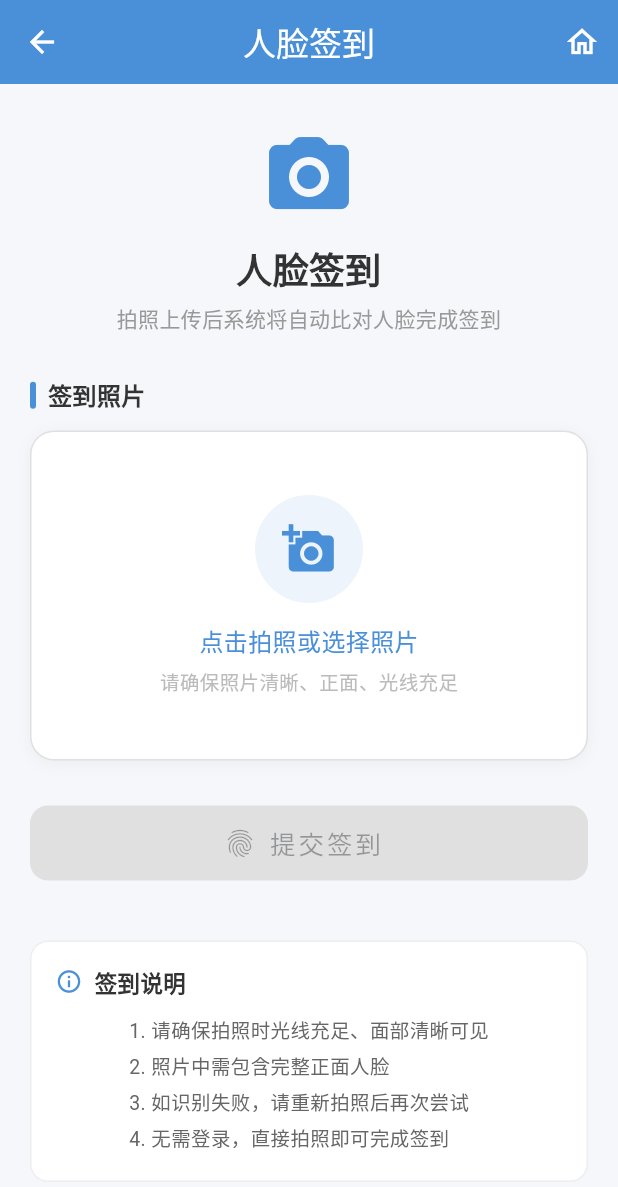
After one commit to ruccc/face-checkin-system, a Flutter app: the screen it shows after launch, after a tap on "无需登录，直接签到", on a phone screen of 412 x 824 dp. The commit adds this screen. Shown: the top 1187 px of the screen. Run offline on Flutter 3.47's test engine with Material 3 defaults, Android fonts, the phone set to English and light mode, and no system bars; our stand-ins replace image_picker, shared_preferences.

Commit message:
feat:新增签到功能并跑通后端

```diff
--- /dev/null
+++ b/frontend/lib/pages/checkin_page.dart
@@ -0,0 +1,544 @@
+import 'dart:typed_data';
+import 'package:flutter/material.dart';
+import 'package:image_picker/image_picker.dart';
+import '../services/api_service.dart';
+
+/// 签到页面 - 无需登录，拍照上传后后端自动比对人脸
+class CheckinPage extends StatefulWidget {
+  const CheckinPage({super.key});
+
+  @override
+  State<CheckinPage> createState() => _CheckinPageState();
+}
+
+class _CheckinPageState extends State<CheckinPage> {
+  final _apiService = ApiService();
+  final _picker = ImagePicker();
+
+  // 状态
+  XFile? _selectedPhoto;
+  Uint8List? _selectedPhotoBytes;
+  bool _isLoading = false;
+  String? _resultMessage;
+  bool? _isSuccess;
+
+  @override
+  void dispose() {
+    super.dispose();
+  }
+
+  /// 选择照片（拍照或从相册）
+  Future<void> _pickImage(ImageSource source) async {
+    try {
+      final XFile? picked = await _picker.pickImage(
+        source: source,
+        imageQuality: 85,
+        maxWidth: 1024,
+        maxHeight: 1024,
+      );
+      if (picked != null) {
+        final bytes = await picked.readAsBytes();
+        setState(() {
+          _selectedPhoto = picked;
+          _selectedPhotoBytes = bytes;
+          _resultMessage = null;
+          _isSuccess = null;
+        });
+      }
+    } catch (e) {
+      _showSnackBar('获取图片失败: $e', isError: true);
+    }
+  }
+
+  /// 显示选择照片方式的底部弹窗
+  void _showImagePickerSheet() {
+    showModalBottomSheet(
+      context: context,
+      shape: const RoundedRectangleBorder(
+        borderRadius: BorderRadius.vertical(top: Radius.circular(20)),
+      ),
+      builder: (ctx) => SafeArea(
+        child: Padding(
+          padding: const EdgeInsets.symmetric(vertical: 20),
+          child: Column(
+            mainAxisSize: MainAxisSize.min,
+            children: [
+              const Text(
+                '选择签到照片',
+                style: TextStyle(fontSize: 18, fontWeight: FontWeight.bold),
+              ),
+              const SizedBox(height: 8),
+              const Text(
+                '请拍摄或选择您的正脸照片进行签到',
+                style: TextStyle(fontSize: 13, color: Color(0xFF999999)),
+              ),
+              const SizedBox(height: 20),
+              ListTile(
+                leading: const Icon(Icons.camera_alt, color: Colors.blue),
+                title: const Text('拍照'),
+                subtitle: const Text('使用相机拍摄'),
+                onTap: () {
+                  Navigator.pop(ctx);
+                  _pickImage(ImageSource.camera);
+                },
+              ),
+              ListTile(
+                leading: const Icon(Icons.photo_library, color: Colors.green),
+                title: const Text('从相册选择'),
+                subtitle: const Text('选择已有照片'),
+                onTap: () {
+                  Navigator.pop(ctx);
+                  _pickImage(ImageSource.gallery);
+                },
+              ),
+            ],
+          ),
+        ),
+      ),
+    );
+  }
+
+  /// 提交签到
+  Future<void> _submitCheckin() async {
+    if (_selectedPhoto == null) {
+      _showSnackBar('请先拍照或选择照片', isError: true);
+      return;
+    }
+
+    setState(() {
+      _isLoading = true;
+      _resultMessage = null;
+      _isSuccess = null;
+    });
+
+    try {
+      final result = await _apiService.checkin(photo: _selectedPhoto!);
+
+      if (!mounted) return;
+
+      final message = result['message'] as String? ?? '签到完成';
+      final isSuccess = message.contains('successful') ||
+          message.contains('成功') ||
+          message.contains('Welcome');
+
+      setState(() {
+        _resultMessage = message;
+        _isSuccess = isSuccess;
+      });
+    } on ApiException catch (e) {
+      if (!mounted) return;
+      setState(() {
+        _resultMessage = e.message;
+        _isSuccess = false;
+      });
+    } catch (e) {
+      if (!mounted) return;
+      setState(() {
+        _resultMessage = '网络错误，请检查服务器连接';
+        _isSuccess = false;
+      });
+    } finally {
+      if (mounted) {
+        setState(() => _isLoading = false);
+      }
+    }
+  }
+
+  /// 显示提示信息
+  void _showSnackBar(String message, {required bool isError}) {
+    if (!mounted) return;
+    ScaffoldMessenger.of(context).showSnackBar(
+      SnackBar(
+        content: Text(message),
+        backgroundColor: isError ? Colors.red.shade600 : Colors.green.shade600,
+        behavior: SnackBarBehavior.floating,
+        shape: RoundedRectangleBorder(borderRadius: BorderRadius.circular(10)),
+        margin: const EdgeInsets.all(16),
+        duration: const Duration(seconds: 3),
+      ),
+    );
+  }
+
+  /// 重置，准备下一次签到
+  void _reset() {
+    setState(() {
+      _selectedPhoto = null;
+      _selectedPhotoBytes = null;
+      _resultMessage = null;
+      _isSuccess = null;
+    });
+  }
+
+  @override
+  Widget build(BuildContext context) {
+    return Scaffold(
+      backgroundColor: const Color(0xFFF5F7FA),
+      appBar: AppBar(
+        title: const Text('人脸签到'),
+        centerTitle: true,
+        elevation: 0,
+        backgroundColor: const Color(0xFF4A90D9),
+        foregroundColor: Colors.white,
+        actions: [
+          IconButton(
+            icon: const Icon(Icons.home_outlined),
+            tooltip: '返回首页',
+            onPressed: () => Navigator.pop(context),
+          ),
+        ],
+      ),
+      body: SingleChildScrollView(
+        padding: const EdgeInsets.all(20),
+        child: Column(
+          crossAxisAlignment: CrossAxisAlignment.stretch,
+          children: [
+            const SizedBox(height: 10),
+
+            // 图标
+            const Icon(
+              Icons.camera_alt_rounded,
+              size: 64,
+              color: Color(0xFF4A90D9),
+            ),
+            const SizedBox(height: 12),
+            const Text(
+              '人脸签到',
+              textAlign: TextAlign.center,
+              style: TextStyle(
+                fontSize: 24,
+                fontWeight: FontWeight.bold,
+                color: Color(0xFF333333),
+              ),
+            ),
+            const SizedBox(height: 6),
+            const Text(
+              '拍照上传后系统将自动比对人脸完成签到',
+              textAlign: TextAlign.center,
+              style: TextStyle(fontSize: 14, color: Color(0xFF999999)),
+            ),
+            const SizedBox(height: 30),
+
+            // 照片区域
+            _buildSectionTitle('签到照片'),
+            const SizedBox(height: 12),
+            _buildPhotoArea(),
+            const SizedBox(height: 30),
+
+            // 提交按钮
+            SizedBox(
+              height: 50,
+              child: ElevatedButton.icon(
+                onPressed: (_isLoading || _selectedPhoto == null)
+                    ? null
+                    : _submitCheckin,
+                icon: _isLoading
+                    ? const SizedBox(
+                        width: 22,
+                        height: 22,
+                        child: CircularProgressIndicator(
+                          strokeWidth: 2.5,
+                          color: Colors.white,
+                        ),
+                      )
+                    : const Icon(Icons.fingerprint, size: 22),
+                label: Text(
+                  _isLoading ? '正在识别中...' : '提交签到',
+                  style: const TextStyle(fontSize: 17, letterSpacing: 2),
+                ),
+                style: ElevatedButton.styleFrom(
+                  backgroundColor: const Color(0xFF4A90D9),
+                  foregroundColor: Colors.white,
+                  shape: RoundedRectangleBorder(
+                    borderRadius: BorderRadius.circular(12),
+                  ),
+                  elevation: 2,
+                  disabledBackgroundColor: Colors.grey.shade300,
+                ),
+              ),
+            ),
+            const SizedBox(height: 20),
+
+            // 结果展示
+            if (_resultMessage != null) _buildResultCard(),
+
+            const SizedBox(height: 20),
+
+            // 底部提示
+            Container(
+              padding: const EdgeInsets.all(16),
+              decoration: BoxDecoration(
+                color: Colors.white,
+                borderRadius: BorderRadius.circular(12),
+                border: Border.all(color: const Color(0xFFEEEEEE)),
+              ),
+              child: const Column(
+                children: [
+                  Row(
+                    children: [
+                      Icon(Icons.info_outline, size: 18, color: Color(0xFF4A90D9)),
+                      SizedBox(width: 8),
+                      Text(
+                        '签到说明',
+                        style: TextStyle(
+                          fontSize: 15,
+                          fontWeight: FontWeight.bold,
+                          color: Color(0xFF333333),
+                        ),
+                      ),
+                    ],
+                  ),
+                  SizedBox(height: 10),
+                  Text(
+                    '1. 请确保拍照时光线充足、面部清晰可见\n'
+                    '2. 照片中需包含完整正面人脸\n'
+                    '3. 如识别失败，请重新拍照后再次尝试\n'
+                    '4. 无需登录，直接拍照即可完成签到',
+                    style: TextStyle(
+                      fontSize: 13,
+                      color: Color(0xFF666666),
+                      height: 1.8,
+                    ),
+                  ),
+                ],
+              ),
+            ),
+            const SizedBox(height: 20),
+          ],
+        ),
+      ),
+    );
+  }
+
+  /// 区块标题
+  Widget _buildSectionTitle(String title) {
+    return Row(
+      children: [
+        Container(
+          width: 4,
+          height: 18,
+          decoration: BoxDecoration(
+            color: const Color(0xFF4A90D9),
+            borderRadius: BorderRadius.circular(2),
+          ),
+        ),
+        const SizedBox(width: 8),
+        Text(
+          title,
+          style: const TextStyle(
+            fontSize: 16,
+            fontWeight: FontWeight.bold,
+            color: Color(0xFF333333),
+          ),
+        ),
+      ],
+    );
+  }
+
+  /// 照片区域
+  Widget _buildPhotoArea() {
+    return GestureDetector(
+      onTap: _showImagePickerSheet,
+      child: Container(
+        height: 220,
+        decoration: BoxDecoration(
+          color: Colors.white,
+          borderRadius: BorderRadius.circular(16),
+          border: Border.all(
+            color: const Color(0xFFE0E0E0),
+          ),
+          boxShadow: [
+            BoxShadow(
+              color: Colors.black.withValues(alpha: 0.04),
+              blurRadius: 8,
+              offset: const Offset(0, 2),
+            ),
+          ],
+        ),
+        child: _selectedPhotoBytes != null
+            ? ClipRRect(
+                borderRadius: BorderRadius.circular(15),
+                child: Stack(
+                  fit: StackFit.expand,
+                  children: [
+                    Image.memory(
+                      _selectedPhotoBytes!,
+                      fit: BoxFit.cover,
+                    ),
+                    // 重新选择按钮
+                    Positioned(
+                      top: 8,
+                      right: 8,
+                      child: Material(
+                        color: Colors.black54,
+                        borderRadius: BorderRadius.circular(20),
+                        child: InkWell(
+                          borderRadius: BorderRadius.circular(20),
+                          onTap: _showImagePickerSheet,
+                          child: const Padding(
+                            padding: EdgeInsets.all(8),
+                            child: Icon(
+                              Icons.refresh,
+                              color: Colors.white,
+                              size: 22,
+                            ),
+                          ),
+                        ),
+                      ),
+                    ),
+                    // 删除按钮
+                    Positioned(
+                      top: 8,
+                      left: 8,
+                      child: Material(
+                        color: Colors.red.withValues(alpha: 0.8),
+                        borderRadius: BorderRadius.circular(20),
+                        child: InkWell(
+                          borderRadius: BorderRadius.circular(20),
+                          onTap: () => setState(() {
+                            _selectedPhoto = null;
+                            _selectedPhotoBytes = null;
+                            _resultMessage = null;
+                            _isSuccess = null;
+                          }),
+                          child: const Padding(
+                            padding: EdgeInsets.all(8),
+                            child: Icon(
+                              Icons.close,
+                              color: Colors.white,
+                              size: 22,
+                            ),
+                          ),
+                        ),
+                      ),
+                    ),
+                    // 底部提示
+                    Positioned(
+                      bottom: 0,
+                      left: 0,
+                      right: 0,
+                      child: Container(
+                        padding: const EdgeInsets.symmetric(
+                            vertical: 10, horizontal: 16),
+                        color: Colors.black54,
+                        child: const Row(
+                          mainAxisAlignment: MainAxisAlignment.center,
+                          children: [
+                            Icon(Icons.touch_app, color: Colors.white, size: 16),
+                            SizedBox(width: 6),
+                            Text(
+                              '点击更换照片',
+                              style: TextStyle(
+                                  color: Colors.white, fontSize: 14),
+                            ),
+                          ],
+                        ),
+                      ),
+                    ),
+                  ],
+                ),
+              )
+            : Column(
+                mainAxisAlignment: MainAxisAlignment.center,
+                children: [
+                  Container(
+                    width: 72,
+                    height: 72,
+                    decoration: BoxDecoration(
+                      color: const Color(0xFF4A90D9).withValues(alpha: 0.1),
+                      shape: BoxShape.circle,
+                    ),
+                    child: const Icon(
+                      Icons.add_a_photo,
+                      size: 36,
+                      color: Color(0xFF4A90D9),
+                    ),
+                  ),
+                  const SizedBox(height: 14),
+                  const Text(
+                    '点击拍照或选择照片',
+                    style: TextStyle(
+                      color: Color(0xFF4A90D9),
+                      fontSize: 16,
+                      fontWeight: FontWeight.w500,
+                    ),
+                  ),
+                  const SizedBox(height: 6),
+                  const Text(
+                    '请确保照片清晰、正面、光线充足',
+                    style: TextStyle(
+                      color: Color(0xFFBBBBBB),
+                      fontSize: 13,
+                    ),
+                  ),
+                ],
+              ),
+      ),
+    );
+  }
+
+  /// 签到结果卡片
+  Widget _buildResultCard() {
+    final isSuccess = _isSuccess ?? false;
+    return Container(
+      padding: const EdgeInsets.all(20),
+      decoration: BoxDecoration(
+        color: isSuccess
+            ? const Color(0xFFE8F5E9)
+            : const Color(0xFFFFEBEE),
+        borderRadius: BorderRadius.circular(16),
+        border: Border.all(
+          color: isSuccess
+              ? const Color(0xFF4CAF50).withValues(alpha: 0.3)
+              : const Color(0xFFF44336).withValues(alpha: 0.3),
+        ),
+      ),
+      child: Column(
+        children: [
+          Icon(
+            isSuccess ? Icons.check_circle : Icons.error_outline,
+            size: 48,
+            color: isSuccess
+                ? const Color(0xFF4CAF50)
+                : const Color(0xFFF44336),
+          ),
+          const SizedBox(height: 12),
+          Text(
+            isSuccess ? '签到成功！' : '签到失败',
+            style: TextStyle(
+              fontSize: 20,
+              fontWeight: FontWeight.bold,
+              color: isSuccess
+                  ? const Color(0xFF2E7D32)
+                  : const Color(0xFFC62828),
+            ),
+          ),
+          const SizedBox(height: 8),
+          Text(
+            _resultMessage!,
+            textAlign: TextAlign.center,
+            style: TextStyle(
+              fontSize: 14,
+              color: isSuccess
+                  ? const Color(0xFF388E3C)
+                  : const Color(0xFFD32F2F),
+            ),
+          ),
+          const SizedBox(height: 16),
+          OutlinedButton.icon(
+            onPressed: _reset,
+            icon: const Icon(Icons.refresh, size: 18),
+            label: const Text('重新签到'),
+            style: OutlinedButton.styleFrom(
+              foregroundColor: const Color(0xFF4A90D9),
+              side: const BorderSide(color: Color(0xFF4A90D9)),
+              shape: RoundedRectangleBorder(
+                borderRadius: BorderRadius.circular(10),
+              ),
+              padding: const EdgeInsets.symmetric(horizontal: 20, vertical: 10),
+            ),
+          ),
+        ],
+      ),
+    );
+  }
+}
--- a/frontend/lib/pages/login_page.dart
+++ b/frontend/lib/pages/login_page.dart
@@ -1,6 +1,7 @@
 import 'package:flutter/material.dart';
 import '../services/api_service.dart';
 import 'register_page.dart';
+import 'checkin_page.dart';
 
 /// 登录页面
 class LoginPage extends StatefulWidget {
@@ -77,6 +78,13 @@ class _LoginPageState extends State<LoginPage> {
     }
   }
 
+  void _goToCheckin() {
+    Navigator.push(
+      context,
+      MaterialPageRoute(builder: (_) => const CheckinPage()),
+    );
+  }
+
   @override
   Widget build(BuildContext context) {
     return Scaffold(
@@ -98,7 +106,7 @@ class _LoginPageState extends State<LoginPage> {
                   borderRadius: BorderRadius.circular(24),
                   boxShadow: [
                     BoxShadow(
-                      color: const Color(0xFF4A90D9).withOpacity(0.3),
+                      color: const Color(0xFF4A90D9).withValues(alpha: 0.3),
                       blurRadius: 20,
                       offset: const Offset(0, 8),
                     ),
@@ -233,6 +241,27 @@ class _LoginPageState extends State<LoginPage> {
                   ],
                 ),
               ),
+              const SizedBox(height: 16),
+
+              // 无需登录直接签到入口
+              SizedBox(
+                height: 50,
+                child: OutlinedButton.icon(
+                  onPressed: _goToCheckin,
+                  icon: const Icon(Icons.camera_alt_outlined, size: 20),
+                  label: const Text(
+                    '无需登录，直接签到',
+                    style: TextStyle(fontSize: 16),
+                  ),
+                  style: OutlinedButton.styleFrom(
+                    foregroundColor: const Color(0xFF4A90D9),
+                    side: const BorderSide(color: Color(0xFF4A90D9), width: 1.5),
+                    shape: RoundedRectangleBorder(
+                      borderRadius: BorderRadius.circular(12),
+                    ),
+                  ),
+                ),
+              ),
               const SizedBox(height: 20),
 
               // 注册入口
```
Also changed, not shown: frontend/lib/services/api_service.dart (+25 -0 lines), 4 other files.
